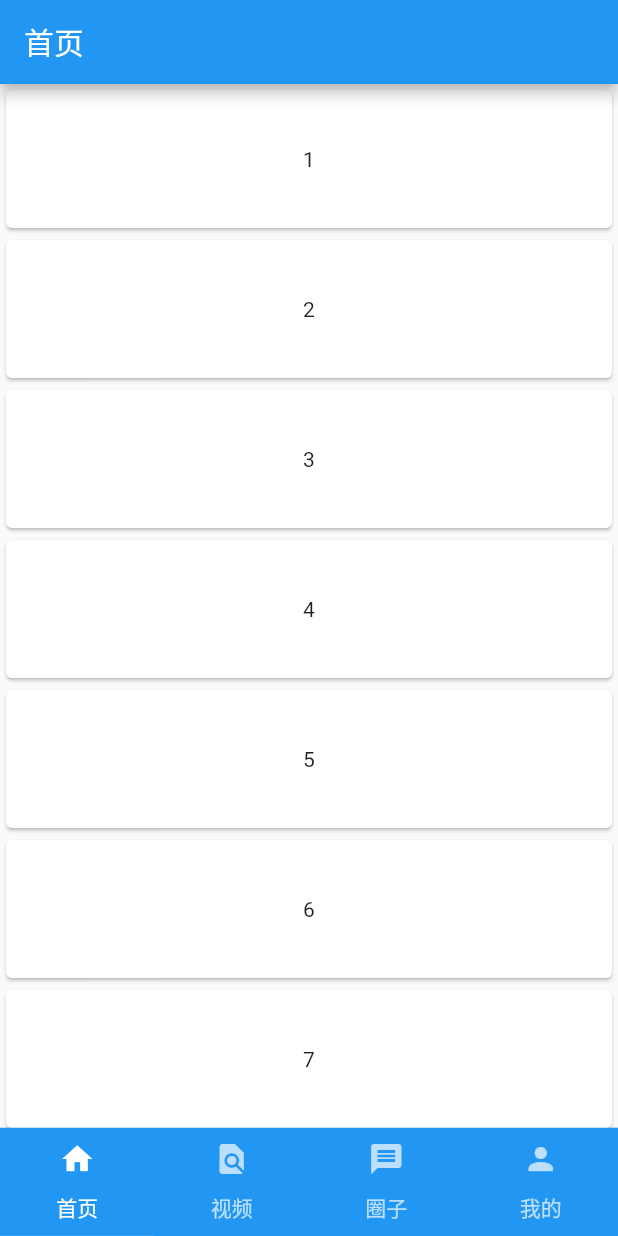
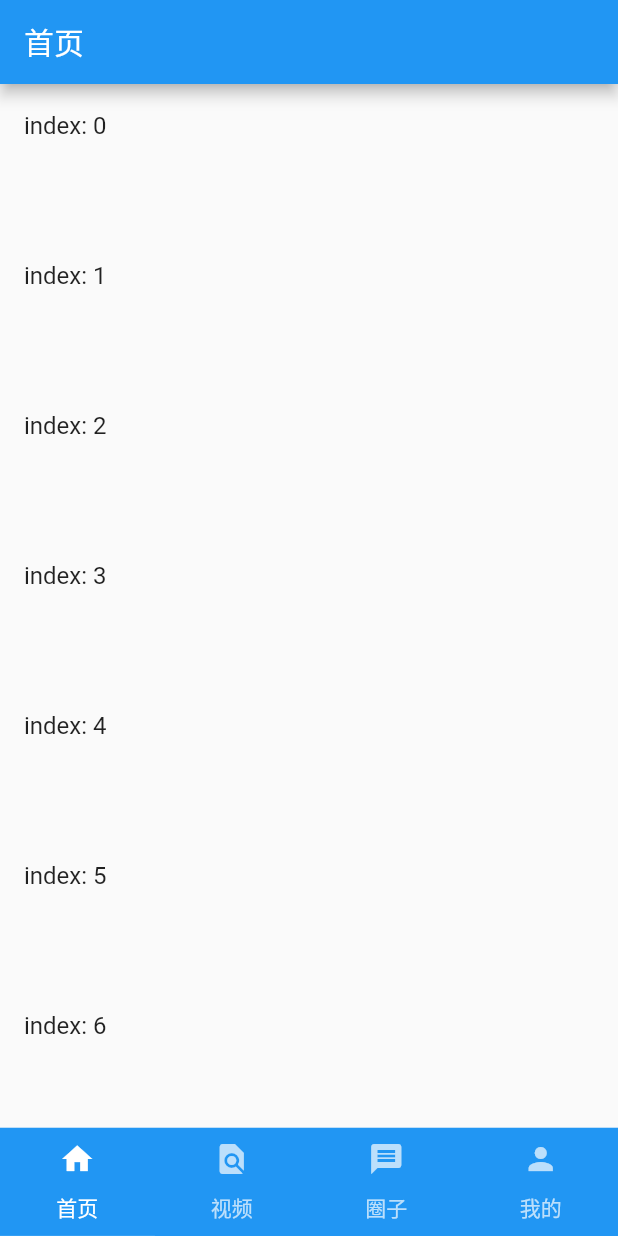
Before and after one commit to CaryZheng/swiftmic_news_flutter, a Flutter app: the screen it shows after launch, on a phone screen of 412 x 824 dp. Run offline on Flutter 3.47's test engine with Material 2 defaults, Android fonts, the phone set to English and light mode, and no system bars; drawn by our look-alikes of pull_to_refresh.

Commit message:
Update list view

```diff
--- a/lib/home/FeedTabView.dart
+++ b/lib/home/FeedTabView.dart
@@ -9,7 +9,7 @@ class FeedTabView extends StatefulWidget {
 }
 
 class _FeedTabViewState extends State<FeedTabView> {
-  List<String> items = ["1", "2", "3", "4", "5", "6", "7", "8"];
+  List<String> items = ["1", "2", "3", "4", "5", "6", "7", "8", "9", "10"];
   RefreshController _refreshController =
       RefreshController(initialRefresh: false);
 
@@ -24,15 +24,17 @@ class _FeedTabViewState extends State<FeedTabView> {
     // monitor network fetch
     await Future.delayed(Duration(milliseconds: 1000));
     // if failed,use loadFailed(),if no data return,use LoadNodata()
-    items.add((items.length + 1).toString());
+
+    for (var i = 0; i < 10; ++i) {
+      items.add((items.length + 1).toString());
+    }
+
     if (mounted) setState(() {});
     _refreshController.loadComplete();
   }
 
   @override
   Widget build(BuildContext context) {
-    // return buildListView();
-
     return Scaffold(
       body: SmartRefresher(
         enablePullDown: true,
@@ -61,34 +63,33 @@ class _FeedTabViewState extends State<FeedTabView> {
         controller: _refreshController,
         onRefresh: _onRefresh,
         onLoading: _onLoading,
-        child: ListView.builder(
-          itemBuilder: (c, i) => Card(child: Center(child: Text(items[i]))),
-          itemExtent: 100.0,
-          itemCount: items.length,
-        ),
+        child: buildListView(),
       ),
     );
   }
 
-  // Widget buildListView() {
-  //   return ListView.builder(itemBuilder: (context, i) {
-  //     return buildRow(i);
-  //   });
-  // }
+  Widget buildListView() {
+    return ListView.builder(
+      // itemBuilder: (c, i) => Card(child: Center(child: Text(items[i]))),
+      itemBuilder: (c, i) => buildRow(i),
+      itemExtent: 100.0,
+      itemCount: items.length,
+    );
+  }
 
-  // Widget buildRow(int index) {
-  //   return ListTile(
-  //     title: Text("index: " + index.toString()),
-  //     onTap: onItemClicked,
-  //   );
-  // }
+  Widget buildRow(int index) {
+    return ListTile(
+      title: Text("index: " + index.toString()),
+      onTap: onItemClicked,
+    );
+  }
 
-  // void onItemClicked() {
-  //   print("onItemClicked");
+  void onItemClicked() {
+    print("onItemClicked");
 
-  //   Navigator.push(
-  //     context,
-  //     MaterialPageRoute(builder: (context) => ArticleDetailPageView()),
-  //   );
-  // }
+    Navigator.push(
+      context,
+      MaterialPageRoute(builder: (context) => ArticleDetailPageView()),
+    );
+  }
 }
```
